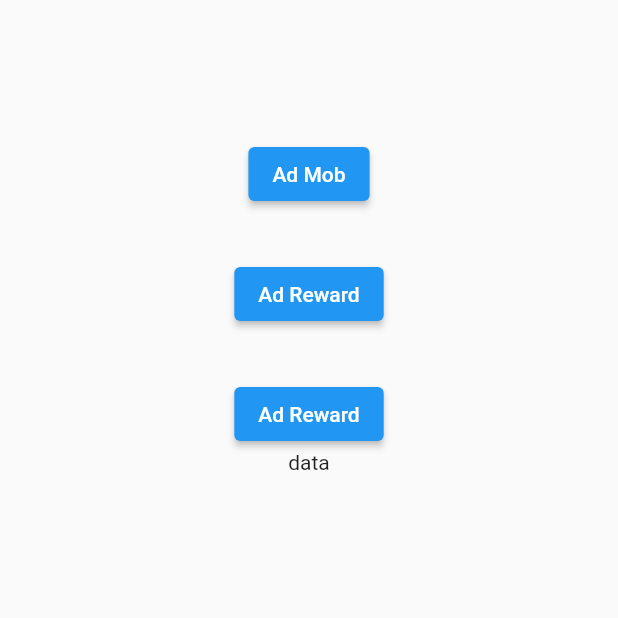
After one commit to Muhammadyunusxon/bay_market, a Flutter app: the AdmobPage screen opened directly, after a tap on "Ad Reward", on a phone screen of 412 x 824 dp, the top half of it. The commit adds this screen. Run offline on Flutter 3.47's test engine with Material 2 defaults, Android fonts, the phone set to English and light mode, and no system bars; drawn by our look-alikes of google_mobile_ads; our stand-ins replace flutter_bloc, flutter_staggered_animations, google_fonts; network calls fail.

Commit message:
add addMob

```diff
--- a/lib/main.dart
+++ b/lib/main.dart
@@ -1,9 +1,11 @@
 import 'package:ddd_lesson/presentation/app_widget.dart';
 import 'package:flutter/material.dart';
 import 'package:flutter/services.dart';
+import 'package:google_mobile_ads/google_mobile_ads.dart';
 
 void main() {
   WidgetsFlutterBinding.ensureInitialized();
+  MobileAds.instance.initialize();
   SystemChrome.setPreferredOrientations(
       [DeviceOrientation.portraitUp, DeviceOrientation.portraitDown]);
   SystemChrome.setSystemUIOverlayStyle(
--- /dev/null
+++ b/lib/presentation/pages/ads_page.dart
@@ -0,0 +1,184 @@
+import 'dart:io';
+
+import 'package:flutter/material.dart';
+import 'package:google_mobile_ads/google_mobile_ads.dart';
+
+class AdmobPage extends StatefulWidget {
+  const AdmobPage({Key? key}) : super(key: key);
+
+  @override
+  State<AdmobPage> createState() => _AdmobPageState();
+}
+
+class _AdmobPageState extends State<AdmobPage> {
+  BannerAd? _bannerAd;
+  InterstitialAd? _interstitialAd;
+  bool _isLoaded = false;
+
+  // TODO: replace this test ad unit with your own ad unit.
+  final adUnitId = Platform.isAndroid
+      // ? 'ca-app-pub-3940256099942544/6300978111'
+      // : 'ca-app-pub-3940256099942544/2934735716';
+      ? 'ca-app-pub-4573737784354321/2916482349'
+      : 'ca-app-pub-4573737784354321/7247729151';
+
+  final adUnitId2 = Platform.isAndroid
+      // ? 'ca-app-pub-3940256099942544/1033173712'
+      // : 'ca-app-pub-3940256099942544/4411468910';
+      ? 'ca-app-pub-4573737784354321/5278706201'
+      : 'ca-app-pub-4573737784354321/9765849776';
+
+  void loadAd() {
+    _bannerAd = BannerAd(
+      adUnitId: adUnitId,
+      request: const AdRequest(),
+      size: AdSize.fullBanner,
+      listener: BannerAdListener(
+        // Called when an ad is successfully received.
+        onAdLoaded: (ad) {
+          debugPrint('$ad loaded.');
+          setState(() {
+            _isLoaded = true;
+          });
+        },
+        // Called when an ad request failed.
+        onAdFailedToLoad: (ad, err) {
+          debugPrint('BannerAd failed to load: ${err.message}');
+          // Dispose the ad here to free resources.
+          ad.dispose();
+        },
+      ),
+    )..load();
+  }
+
+  void loadAdInterstitial() {
+    InterstitialAd.load(
+        adUnitId: adUnitId2,
+        request: const AdRequest(),
+        adLoadCallback: InterstitialAdLoadCallback(
+          // Called when an ad is successfully received.
+          onAdLoaded: (ad) {
+            debugPrint('$ad loaded.');
+            // Keep a reference to the ad so you can show it later.
+            _interstitialAd = ad;
+          },
+          // Called when an ad request failed.
+          onAdFailedToLoad: (LoadAdError error) {
+            debugPrint('InterstitialAd failed to load: $error');
+          },
+        ));
+  }
+
+  RewardedAd? _rewardedAd;
+
+  // TODO: replace this test ad unit with your own ad unit.
+  final adUnitId3 = Platform.isAndroid
+      ? 'ca-app-pub-3940256099942544/5224354917'
+      : 'ca-app-pub-3940256099942544/1712485313';
+
+  /// Loads a rewarded ad.
+  void loadAd3() {
+    RewardedAd.load(
+        adUnitId: adUnitId3,
+        request: const AdRequest(),
+        rewardedAdLoadCallback: RewardedAdLoadCallback(
+          // Called when an ad is successfully received.
+          onAdLoaded: (ad) {
+            debugPrint('$ad loaded.');
+            // Keep a reference to the ad so you can show it later.
+            _rewardedAd = ad;
+          },
+          // Called when an ad request failed.
+          onAdFailedToLoad: (LoadAdError error) {
+            debugPrint('RewardedAd failed to load: $error');
+          },
+        ));
+  }
+
+  RewardedInterstitialAd? _rewardeInterstitialdAd;
+
+  // TODO: replace this test ad unit with your own ad unit.
+  final adUnitId4 = Platform.isAndroid
+      ? 'ca-app-pub-3940256099942544/5354046379'
+      : 'ca-app-pub-3940256099942544/6978759866';
+
+  /// Loads a rewarded ad.
+  void loadAd4() {
+    RewardedInterstitialAd.load(
+        adUnitId: adUnitId4,
+        request: const AdRequest(),
+        rewardedInterstitialAdLoadCallback: RewardedInterstitialAdLoadCallback(
+          // Called when an ad is successfully received.
+          onAdLoaded: (ad) {
+            debugPrint('$ad loaded.');
+            // Keep a reference to the ad so you can show it later.
+            _rewardeInterstitialdAd = ad;
+          },
+          // Called when an ad request failed.
+          onAdFailedToLoad: (LoadAdError error) {
+            debugPrint('RewardedInterstitialAd failed to load: $error');
+          },
+        ));
+  }
+
+  @override
+  void initState() {
+    loadAd();
+    loadAdInterstitial();
+    loadAd3();
+    loadAd4();
+    super.initState();
+  }
+
+  @override
+  Widget build(BuildContext context) {
+    return Scaffold(
+      body: Column(
+        children: [
+          if (_bannerAd != null)
+            Align(
+              alignment: Alignment.bottomCenter,
+              child: SafeArea(
+                child: SizedBox(
+                  width: _bannerAd!.size.width.toDouble(),
+                  height: _bannerAd!.size.height.toDouble(),
+                  child: AdWidget(ad: _bannerAd!),
+                ),
+              ),
+            ),
+          SizedBox(
+            height: 32,
+          ),
+          ElevatedButton(
+              onPressed: () {
+                _interstitialAd?.show();
+              },
+              child: Text("Ad Mob")),
+          SizedBox(
+            height: 32,
+          ),
+          ElevatedButton(
+              onPressed: () {
+                _rewardedAd?.show(onUserEarnedReward:
+                    (AdWithoutView ad, RewardItem rewardItem) {
+                  // Reward the user for watching an ad.
+                });
+              },
+              child: Text("Ad Reward")),
+          SizedBox(
+            height: 32,
+          ),
+          ElevatedButton(
+              onPressed: () {
+                _rewardeInterstitialdAd?.show(onUserEarnedReward:
+                    (AdWithoutView ad, RewardItem rewardItem) {
+                  // Reward the user for watching an ad.
+                });
+              },
+              child: Text("Ad Reward")),
+          Text("data"),
+        ],
+      ),
+    );
+  }
+}
--- a/pubspec.yaml
+++ b/pubspec.yaml
@@ -38,6 +38,8 @@ dependencies:
   stylish_bottom_bar: ^1.0.0
   flutter_bloc: ^8.1.2
   google_fonts: ^4.0.3
+  flutter_staggered_animations: ^1.1.1
+  google_mobile_ads: ^2.3.0
 
 dev_dependencies:
   flutter_test:
```
Also changed, not shown: lib/presentation/components/zoom_tab_animation.dart (added, +65 -0 lines), lib/presentation/pages/home/home_page.dart (+11 -4 lines), lib/presentation/pages/main/main_page.dart (+9 -1 lines), lib/presentation/pages/placePage.dart (added, +36 -0 lines), lib/presentation/routes.dart (added, +16 -0 lines), pubspec.lock, 3 other files.
